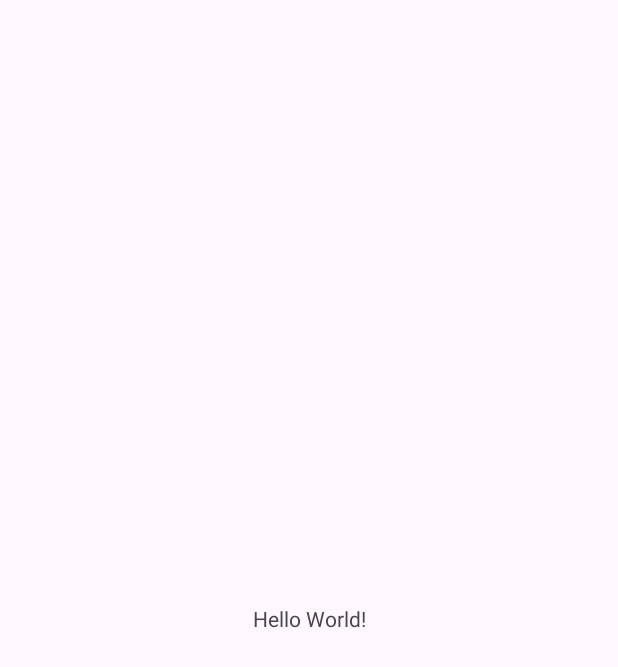
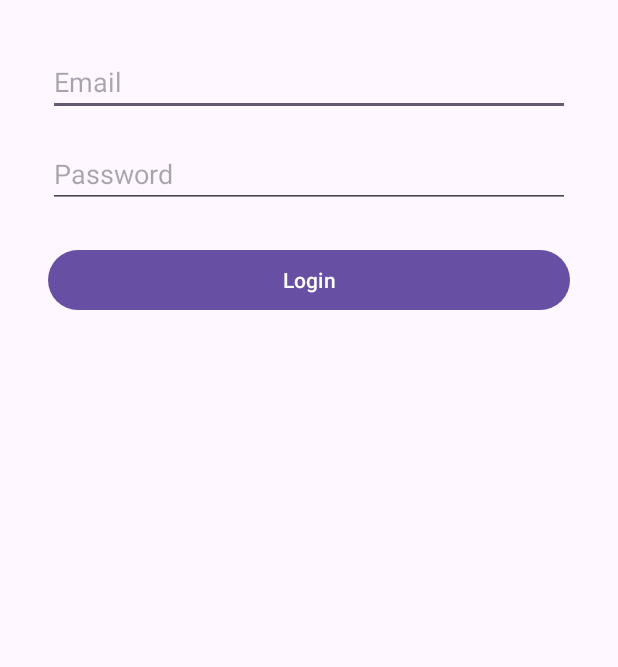
Before and after one commit to grenition/carsharing-project, an Android app: the screen it shows after launch (MainActivity), on a phone screen of 412 x 824 dp. Before the commit the part shown is almost empty. Shown: the top 667 px of the screen. Run offline under Robolectric (Android 15) with nearby library versions, the phone set to English and light mode, and no system bars; our stand-ins replace Dagger/Hilt's generated code.

Commit message:
feat: added login fragment

```diff
--- a/mobile-app/app/build.gradle
+++ b/mobile-app/app/build.gradle
@@ -27,6 +27,10 @@ android {
         sourceCompatibility JavaVersion.VERSION_11
         targetCompatibility JavaVersion.VERSION_11
     }
+
+    buildFeatures {
+        viewBinding true
+    }
 }
 
 dependencies {
--- a/mobile-app/app/src/main/java/com/example/easydrive/MainActivity.java
+++ b/mobile-app/app/src/main/java/com/example/easydrive/MainActivity.java
@@ -7,6 +7,9 @@ import androidx.appcompat.app.AppCompatActivity;
 import androidx.core.graphics.Insets;
 import androidx.core.view.ViewCompat;
 import androidx.core.view.WindowInsetsCompat;
+
+import com.example.easydrive.fragments.LoginFragment;
+
 import dagger.hilt.android.AndroidEntryPoint;
 
 @AndroidEntryPoint
@@ -22,5 +25,11 @@ public class MainActivity extends AppCompatActivity {
             v.setPadding(systemBars.left, systemBars.top, systemBars.right, systemBars.bottom);
             return insets;
         });
+        if (savedInstanceState == null) {
+            getSupportFragmentManager()
+                .beginTransaction()
+                .replace(R.id.fragmentContainer, new LoginFragment())
+                .commit();
+        }
     }
 }
--- /dev/null
+++ b/mobile-app/app/src/main/java/com/example/easydrive/fragments/LoginFragment.java
@@ -0,0 +1,27 @@
+package com.example.easydrive.fragments;
+
+import android.os.Bundle;
+import android.view.LayoutInflater;
+import android.view.View;
+import android.view.ViewGroup;
+import androidx.annotation.NonNull;
+import androidx.annotation.Nullable;
+import androidx.fragment.app.Fragment;
+import com.example.easydrive.databinding.FragmentLoginBinding;
+
+public class LoginFragment extends Fragment {
+    private FragmentLoginBinding binding;
+
+    @Nullable
+    @Override
+    public View onCreateView(@NonNull LayoutInflater inflater, @Nullable ViewGroup container, @Nullable Bundle savedInstanceState) {
+        binding = FragmentLoginBinding.inflate(inflater, container, false);
+        return binding.getRoot();
+    }
+
+    @Override
+    public void onDestroyView() {
+        super.onDestroyView();
+        binding = null;
+    }
+}
--- a/mobile-app/app/src/main/res/layout/activity_main.xml
+++ b/mobile-app/app/src/main/res/layout/activity_main.xml
@@ -7,13 +7,13 @@
     android:layout_height="match_parent"
     tools:context=".MainActivity">
 
-    <TextView
-        android:layout_width="wrap_content"
-        android:layout_height="wrap_content"
-        android:text="Hello World!"
+    <FrameLayout
+        android:id="@+id/fragmentContainer"
+        android:layout_width="0dp"
+        android:layout_height="0dp"
+        app:layout_constraintTop_toTopOf="parent"
         app:layout_constraintBottom_toBottomOf="parent"
-        app:layout_constraintEnd_toEndOf="parent"
         app:layout_constraintStart_toStartOf="parent"
-        app:layout_constraintTop_toTopOf="parent" />
+        app:layout_constraintEnd_toEndOf="parent" />
 
 </androidx.constraintlayout.widget.ConstraintLayout>
--- /dev/null
+++ b/mobile-app/app/src/main/res/layout/fragment_login.xml
@@ -0,0 +1,47 @@
+<?xml version="1.0" encoding="utf-8"?>
+<androidx.constraintlayout.widget.ConstraintLayout xmlns:android="http://schemas.android.com/apk/res/android"
+    xmlns:app="http://schemas.android.com/apk/res-auto"
+    android:layout_width="match_parent"
+    android:layout_height="match_parent">
+
+    <EditText
+        android:id="@+id/editTextEmail"
+        android:layout_width="0dp"
+        android:layout_height="wrap_content"
+        android:hint="Email"
+        android:inputType="textEmailAddress"
+        app:layout_constraintTop_toTopOf="parent"
+        app:layout_constraintStart_toStartOf="parent"
+        app:layout_constraintEnd_toEndOf="parent"
+        app:layout_constraintHorizontal_bias="0.5"
+        android:layout_marginTop="32dp"
+        android:layout_marginStart="32dp"
+        android:layout_marginEnd="32dp"/>
+
+    <EditText
+        android:id="@+id/editTextPassword"
+        android:layout_width="0dp"
+        android:layout_height="wrap_content"
+        android:hint="Password"
+        android:inputType="textPassword"
+        app:layout_constraintTop_toBottomOf="@id/editTextEmail"
+        app:layout_constraintStart_toStartOf="parent"
+        app:layout_constraintEnd_toEndOf="parent"
+        app:layout_constraintHorizontal_bias="0.5"
+        android:layout_marginTop="16dp"
+        android:layout_marginStart="32dp"
+        android:layout_marginEnd="32dp"/>
+
+    <Button
+        android:id="@+id/buttonLogin"
+        android:layout_width="0dp"
+        android:layout_height="wrap_content"
+        android:text="Login"
+        app:layout_constraintTop_toBottomOf="@id/editTextPassword"
+        app:layout_constraintStart_toStartOf="parent"
+        app:layout_constraintEnd_toEndOf="parent"
+        android:layout_marginTop="24dp"
+        android:layout_marginStart="32dp"
+        android:layout_marginEnd="32dp"/>
+
+</androidx.constraintlayout.widget.ConstraintLayout>
```
